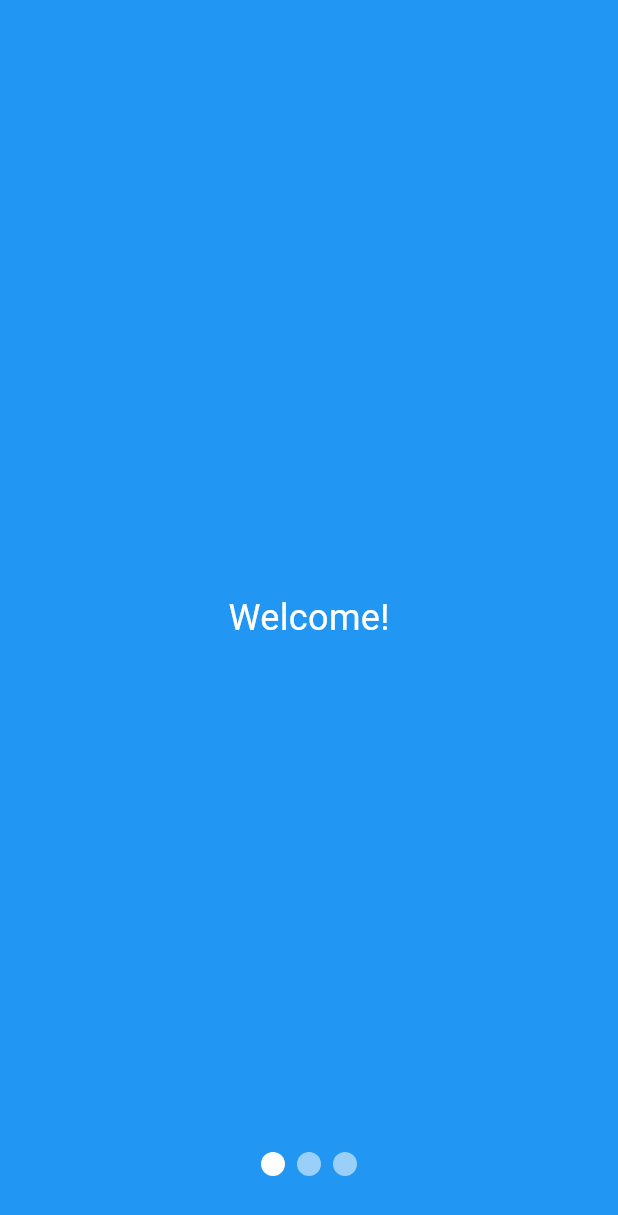
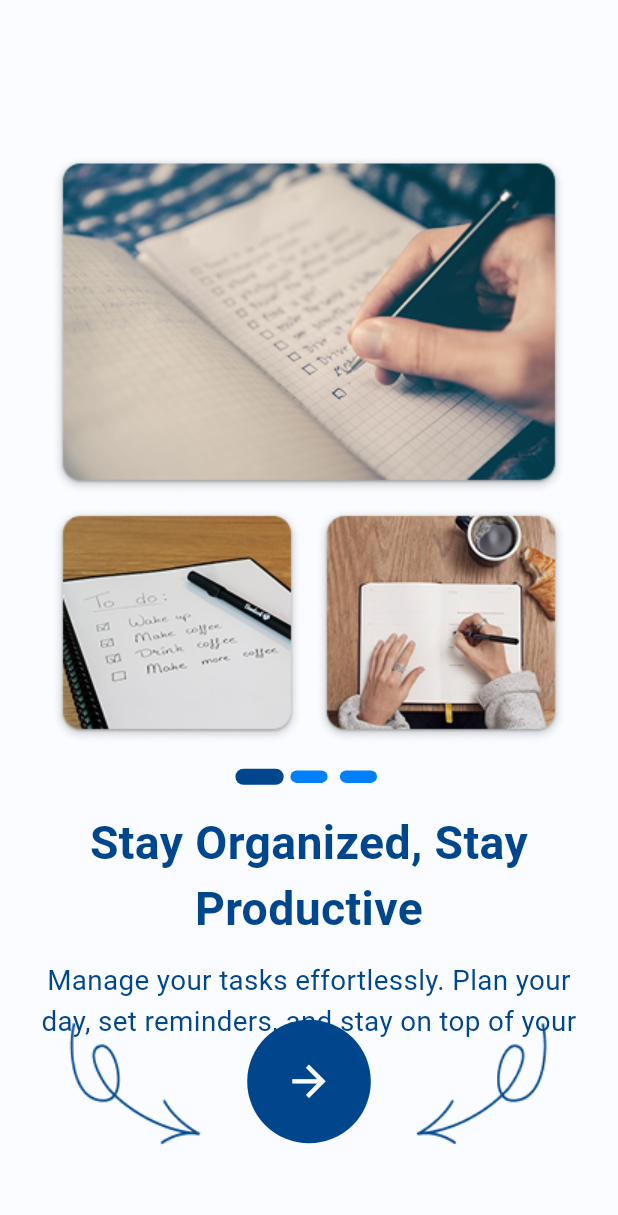
Before and after one commit to ZyadWKhedr/TaskOut, a Flutter app: the OnboardingPage screen opened directly, on a phone screen of 412 x 824 dp. Shown: the top 1215 px of the screen. Run offline on Flutter 3.47's test engine with Material 3 defaults, Android fonts, the phone set to English and light mode, and no system bars; drawn by our look-alikes of liquid_swipe, smooth_page_indicator; our stand-ins replace flutter_riverpod, go_router, shared_preferences; accounts and stored records are empty.

Commit message:
finished initially onboarding screen

```diff
--- a/lib/core/constants/app_assets.dart
+++ b/lib/core/constants/app_assets.dart
@@ -3,4 +3,6 @@ class AppAssets {
   static const String onboarding2 = 'assets/images/Frame 31 (1).png';
   static const String onboarding3 = 'assets/images/Frame 34.png';
   static const String login = 'assets/images/Frame 28.png';
+  static const String rightArrow = 'assets/images/Arrow_05 (1).png';
+  static const String leftArrow = 'assets/images/Arrow_05.png';
 }
--- /dev/null
+++ b/lib/core/extensions/spacing_extension.dart
@@ -0,0 +1,16 @@
+import 'package:flutter/material.dart';
+import '../utils/app_sizes.dart';
+
+extension SpacingExtension on num {
+  /// Horizontal spacing
+  SizedBox get w => SizedBox(width: toDouble());
+
+  /// Vertical spacing
+  SizedBox get h => SizedBox(height: toDouble());
+
+  /// Spacing relative to screen width
+  SizedBox get wRel => SizedBox(width: AppSizes.blockWidth * this);
+
+  /// Spacing relative to screen height
+  SizedBox get hRel => SizedBox(height: AppSizes.blockHeight * this);
+}
--- /dev/null
+++ b/lib/core/utils/app_sizes.dart
@@ -0,0 +1,32 @@
+import 'package:flutter/material.dart';
+
+class AppSizes {
+  static late double screenWidth;
+  static late double screenHeight;
+  static late double blockWidth;
+  static late double blockHeight;
+  static late double textScaleFactor;
+
+  static void init(BuildContext context) {
+    final mediaQueryData = MediaQuery.of(context);
+    screenWidth = mediaQueryData.size.width;
+    screenHeight = mediaQueryData.size.height;
+    blockWidth = screenWidth / 100;
+    blockHeight = screenHeight / 100;
+    textScaleFactor = mediaQueryData.textScaleFactor;
+  }
+
+  /// Text sizes (scalable)
+  static double get textXs => blockWidth * 3;
+  static double get textSm => blockWidth * 3.5;
+  static double get textMd => blockWidth * 4.5;
+  static double get textLg => blockWidth * 6;
+  static double get textXl => blockWidth * 7.5;
+
+  /// Padding / Margin
+  static double get paddingXs => blockWidth * 2;
+  static double get paddingSm => blockWidth * 3;
+  static double get paddingMd => blockWidth * 4;
+  static double get paddingLg => blockWidth * 6;
+  static double get paddingXl => blockWidth * 8;
+}
--- /dev/null
+++ b/lib/core/widgets/custom_text_widget.dart
@@ -0,0 +1,41 @@
+import 'package:flutter/material.dart';
+import '../utils/app_sizes.dart';
+
+class CustomText extends StatelessWidget {
+  final String text;
+  final double? fontSize;
+  final FontWeight fontWeight;
+  final Color? color;
+  final TextAlign textAlign;
+  final int? maxLines;
+  final TextOverflow? overflow;
+
+  const CustomText(
+    this.text, {
+    Key? key,
+    this.fontSize,
+    this.fontWeight = FontWeight.normal,
+    this.color,
+    this.textAlign = TextAlign.start,
+    this.maxLines,
+    this.overflow,
+  }) : super(key: key);
+
+  @override
+  Widget build(BuildContext context) {
+    // Ensure AppSizes is initialized
+    AppSizes.init(context);
+
+    return Text(
+      text,
+      maxLines: maxLines,
+      overflow: overflow,
+      textAlign: textAlign,
+      style: TextStyle(
+        fontSize: fontSize ?? AppSizes.textMd,
+        fontWeight: fontWeight,
+        color: color ?? Colors.black,
+      ),
+    );
+  }
+}
--- a/lib/features/splash_and_onboarding/presentation/pages/on_boarding_page.dart
+++ b/lib/features/splash_and_onboarding/presentation/pages/on_boarding_page.dart
@@ -1,7 +1,13 @@
 import 'package:flutter/material.dart';
 import 'package:liquid_swipe/liquid_swipe.dart';
 import 'package:smooth_page_indicator/smooth_page_indicator.dart';
+import 'package:task_out/core/constants/app_assets.dart';
+import 'package:task_out/core/constants/app_colors.dart';
 import 'package:task_out/core/services/prefrences_service.dart';
+import 'package:task_out/core/utils/app_sizes.dart';
+import 'package:task_out/core/extensions/spacing_extension.dart';
+import 'package:task_out/core/widgets/custom_text_widget.dart';
+import 'package:task_out/features/splash_and_onboarding/presentation/widgets/onboarding_navigation_button.dart';
 
 class OnboardingPage extends StatefulWidget {
   const OnboardingPage({super.key});
@@ -14,39 +20,78 @@ class _OnboardingPageState extends State<OnboardingPage> {
   final controller = LiquidController();
   int currentPage = 0;
 
-  final pages = [
-    Container(
-      color: Colors.blue,
-      child: Center(
-        child: Text(
-          "Welcome!",
-          style: TextStyle(color: Colors.white, fontSize: 24),
+  final List<Map<String, String>> onboardingData = [
+    {
+      'image': AppAssets.onboarding1,
+      'title': 'Stay Organized, Stay Productive',
+      'description':
+          'Manage your tasks effortlessly. Plan your day, set reminders, and stay on top of your goals.',
+    },
+    {
+      'image': AppAssets.onboarding2,
+      'title': 'Collaborate with Team',
+      'description':
+          'Share tasks with your team members and work together seamlessly on projects.',
+    },
+    {
+      'image': AppAssets.onboarding3,
+      'title': 'Track Your Progress',
+      'description':
+          'Visualize your achievements and stay motivated with our progress tracking system.',
+    },
+  ];
+
+  @override
+  void didChangeDependencies() {
+    super.didChangeDependencies();
+    AppSizes.init(context); // Initialize sizes once context is ready
+  }
+
+  Widget _buildOnboardingPage(Map<String, String> data) {
+    return Container(
+      color: AppColors.backgroundColor,
+      padding: EdgeInsets.symmetric(horizontal: AppSizes.paddingMd),
+      child: Column(
+        mainAxisAlignment: MainAxisAlignment.center,
+        children: [
+          Image.asset(data['image']!),
+          AppSizes.paddingMd.h,
+          AnimatedSmoothIndicator(
+            activeIndex: currentPage,
+            count: onboardingData.length,
+            effect: ScrollingDotsEffect(
+              activeDotColor: AppColors.mainColor,
+              dotColor: AppColors.secondaryColor,
+              dotHeight: AppSizes.blockWidth * 2,
+              dotWidth: AppSizes.blockWidth * 6,
+              spacing: AppSizes.blockWidth * 2,
             ),
           ),
+          AppSizes.paddingMd.h,
+          CustomText(
+            data['title']!,
+            fontSize: AppSizes.textXl,
+            fontWeight: FontWeight.bold,
+            color: AppColors.mainColor,
+            textAlign: TextAlign.center,
           ),
-    Container(
-      color: Colors.green,
-      child: Center(
-        child: Text(
-          "Explore!",
-          style: TextStyle(color: Colors.white, fontSize: 24),
+          AppSizes.paddingSm.h,
+          CustomText(
+            data['description']!,
+            fontSize: AppSizes.textMd,
+            color: AppColors.mainColor,
+            textAlign: TextAlign.center,
           ),
+        ],
       ),
-    ),
-    Container(
-      color: Colors.purple,
-      child: Center(
-        child: Text(
-          "Get Started!",
-          style: TextStyle(color: Colors.white, fontSize: 24),
-        ),
-      ),
-    ),
-  ];
+    );
+  }
 
   void onDone() async {
     await PreferencesService().setOnboardingComplete();
+    if (mounted) {
       Navigator.pushReplacementNamed(context, '/home');
+    }
   }
 
   @override
@@ -55,30 +100,55 @@ class _OnboardingPageState extends State<OnboardingPage> {
       body: Stack(
         children: [
           LiquidSwipe(
-            pages: pages,
+            pages:
+                onboardingData
+                    .map((data) => _buildOnboardingPage(data))
+                    .toList(),
             onPageChangeCallback:
                 (index) => setState(() => currentPage = index),
             liquidController: controller,
-            enableLoop: true,
-            waveType: WaveType.liquidReveal,
+            enableLoop: false,
+            waveType: WaveType.circularReveal,
           ),
           Positioned(
-            bottom: 20,
+            bottom: AppSizes.blockHeight * 5,
             left: 0,
             right: 0,
             child: Column(
               children: [
-                AnimatedSmoothIndicator(
-                  activeIndex: currentPage,
-                  count: pages.length,
-                  effect: WormEffect(
-                    dotColor: Colors.white54,
-                    activeDotColor: Colors.white,
+                if (currentPage == onboardingData.length - 1)
+                  ElevatedButton(
+                    onPressed: onDone,
+                    style: ElevatedButton.styleFrom(
+                      backgroundColor: AppColors.mainColor,
+                      padding: EdgeInsets.symmetric(
+                        horizontal: AppSizes.blockWidth * 10,
+                        vertical: AppSizes.blockHeight * 2.5,
+                      ),
+                      shape: RoundedRectangleBorder(
+                        borderRadius: BorderRadius.circular(
+                          AppSizes.blockWidth * 8,
                         ),
                       ),
-                const SizedBox(height: 20),
-                if (currentPage == pages.length - 1)
-                  ElevatedButton(onPressed: onDone, child: Text("Get Started")),
+                    ),
+                    child: CustomText(
+                      "Get Started",
+                      fontSize: AppSizes.textLg,
+                      fontWeight: FontWeight.bold,
+                      color: AppColors.backgroundColor,
+                    ),
+                  )
+                else
+                  OnboardingNavigationButton(
+                    leftImage: AppAssets.leftArrow,
+                    rightImage: AppAssets.rightArrow,
+                    onNext: () {
+                      controller.animateToPage(
+                        page: currentPage + 1,
+                        duration: 600,
+                      );
+                    },
+                  ),
               ],
             ),
           ),
--- /dev/null
+++ b/lib/features/splash_and_onboarding/presentation/widgets/onboarding_navigation_button.dart
@@ -0,0 +1,56 @@
+import 'package:flutter/material.dart';
+import 'package:task_out/core/constants/app_colors.dart';
+import 'package:task_out/core/utils/app_sizes.dart';
+import 'package:task_out/core/extensions/spacing_extension.dart';
+
+class OnboardingNavigationButton extends StatelessWidget {
+  final VoidCallback onNext;
+  final String leftImage;
+  final String rightImage;
+
+  const OnboardingNavigationButton({
+    super.key,
+    required this.onNext,
+    required this.leftImage,
+    required this.rightImage,
+  });
+
+  @override
+  Widget build(BuildContext context) {
+    AppSizes.init(context);
+
+    return Row(
+      mainAxisAlignment: MainAxisAlignment.center,
+      children: [
+        Image.asset(
+          leftImage,
+          width: AppSizes.blockWidth * 30,
+          height: AppSizes.blockWidth * 30,
+        ),
+        4.wRel,
+        InkWell(
+          onTap: onNext,
+          borderRadius: BorderRadius.circular(AppSizes.blockWidth * 10),
+          child: Container(
+            padding: EdgeInsets.all(AppSizes.blockWidth * 6),
+            decoration: BoxDecoration(
+              color: AppColors.mainColor,
+              shape: BoxShape.circle,
+            ),
+            child: Icon(
+              Icons.arrow_forward,
+              color: AppColors.backgroundColor,
+              size: AppSizes.blockWidth * 8,
+            ),
+          ),
+        ),
+        4.wRel,
+        Image.asset(
+          rightImage,
+          width: AppSizes.blockWidth * 30,
+          height: AppSizes.blockWidth * 30,
+        ),
+      ],
+    );
+  }
+}
--- a/lib/main.dart
+++ b/lib/main.dart
@@ -1,4 +1,5 @@
 import 'package:flutter/material.dart';
+import 'package:task_out/features/splash_and_onboarding/presentation/pages/on_boarding_page.dart';
 import 'package:task_out/routes/app_router.dart';
 
 void main() {
@@ -11,8 +12,9 @@ class MyApp extends StatelessWidget {
   // This widget is the root of your application.
   @override
   Widget build(BuildContext context) {
-    return MaterialApp.router(
-      routerConfig: router,
-    );
+    return MaterialApp(home: OnboardingPage());
+    // return MaterialApp.router(
+    //   routerConfig: router,
+    // );
   }
 }
```
Also changed, not shown: assets/images/Arrow_05 (1).png (added), assets/images/Arrow_05.png (added). Lines whose indentation alone changed are shown as unchanged.
